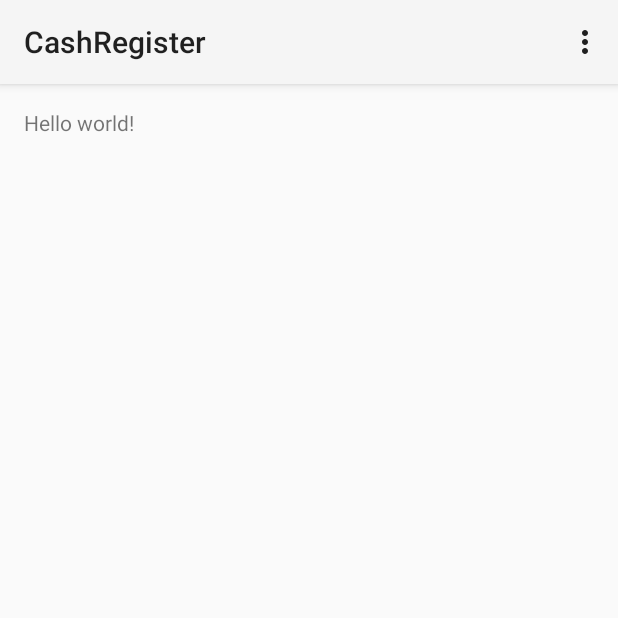
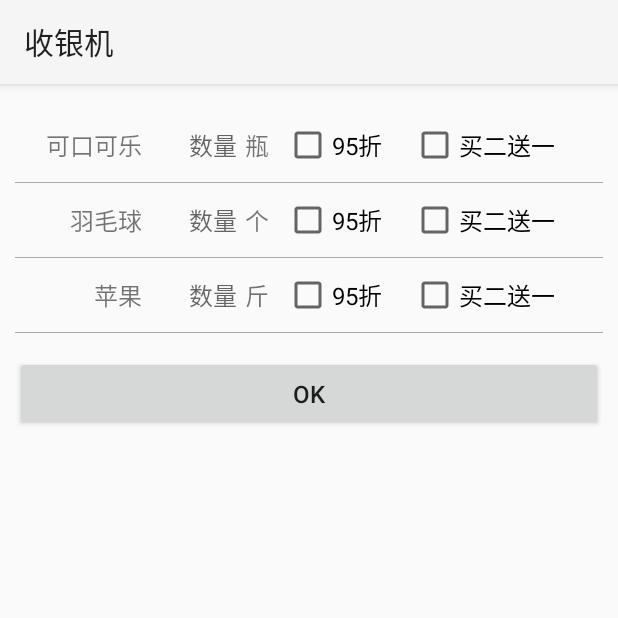
Before and after one commit to WJRye/CashRegister, an Android app: the screen it shows after launch (MainActivity), on a phone screen of 412 x 824 dp, the top half of it. Run offline under Robolectric (Android 15) with nearby library versions, the phone set to English and light mode, and no system bars.

Commit message:
定义好了界面“

```diff
--- a/CashRegister/app/build.gradle
+++ b/CashRegister/app/build.gradle
@@ -6,7 +6,7 @@ android {
 
     defaultConfig {
         applicationId "com.wj.cashregister"
-        minSdkVersion 11
+        minSdkVersion 14
         targetSdkVersion 23
         versionCode 1
         versionName "1.0"
--- a/CashRegister/app/src/main/AndroidManifest.xml
+++ b/CashRegister/app/src/main/AndroidManifest.xml
@@ -1,19 +1,21 @@
 <?xml version="1.0" encoding="utf-8"?>
 <manifest xmlns:android="http://schemas.android.com/apk/res/android"
-    package="com.wj.cashregister" >
+          package="com.wj.cashregister">
 
     <application
         android:allowBackup="true"
         android:icon="@drawable/ic_launcher"
         android:label="@string/app_name"
-        android:theme="@style/AppTheme" >
+        android:theme="@style/AppTheme">
         <activity
+            android:clearTaskOnLaunch="false"
+            android:screenOrientation="portrait"
             android:name=".MainActivity"
-            android:label="@string/app_name" >
+            android:label="@string/app_name">
             <intent-filter>
-                <action android:name="android.intent.action.MAIN" />
+                <action android:name="android.intent.action.MAIN"/>
 
-                <category android:name="android.intent.category.LAUNCHER" />
+                <category android:name="android.intent.category.LAUNCHER"/>
             </intent-filter>
         </activity>
     </application>
--- a/CashRegister/app/src/main/java/com/wj/cashregister/MainActivity.java
+++ b/CashRegister/app/src/main/java/com/wj/cashregister/MainActivity.java
@@ -4,21 +4,119 @@ import android.app.Activity;
 import android.os.Bundle;
 import android.view.Menu;
 import android.view.MenuItem;
+import android.view.View;
+import android.widget.CheckBox;
+import android.widget.EditText;
+import android.widget.TextView;
+import android.widget.Toast;
+
+import com.wj.cashregister.db.GoodsDao;
+import com.wj.cashregister.model.Goods;
+
+import java.util.ArrayList;
+import java.util.List;
 
 
 public class MainActivity extends Activity {
+    private final String BARCODE_BADMINTON = "ITEM000001";
+    private final String BARCODE_APPLE = "ITEM000003";
+    private final String BARCODE_COCACALA = "ITEM000005";
+    private EditText mCocaCalaCountView, mBadmintonCountView, mAppleCountView;
+    private CheckBox mCocaCalaDiscountView, mBadmintonDiscountView, mAppleDiscountView;
+    private CheckBox mCocaCalaFreeView, mBadmintonFreeView, mAppleFreeView;
 
     @Override
     protected void onCreate(Bundle savedInstanceState) {
         super.onCreate(savedInstanceState);
         setContentView(R.layout.activity_main);
+        initViews();
+        initData();
     }
 
+    private void initData() {
+        GoodsDao goodsDao = GoodsDao.getInstance(this);
+        List<Goods> goodses = new ArrayList<>(3);
+
+        Goods badminton = new Goods();
+        badminton.setBarCode(BARCODE_BADMINTON);
+        badminton.setName("羽毛球");
+        badminton.setUnit("个");
+        badminton.setPrice(1.00f);
+        goodses.add(badminton);
+
+        Goods apple = new Goods();
+        apple.setBarCode(BARCODE_APPLE);
+        apple.setName("苹果");
+        apple.setUnit("斤");
+        apple.setPrice(5.50f);
+        goodses.add(apple);
+
+        Goods cocaCala = new Goods();
+        cocaCala.setBarCode(BARCODE_COCACALA);
+        cocaCala.setName("可口可乐");
+        cocaCala.setUnit("瓶");
+        cocaCala.setPrice(3.00f);
+        goodses.add(cocaCala);
+
+        try {
+            goodsDao.insertGoodses(goodses);
+        } catch (Exception e) {
+            e.printStackTrace();
+        }
+    }
+
+    private void initViews() {
+        getActionBar().setDisplayShowHomeEnabled(false);
+        int[] layoutIds = {R.id.goods_cocacala, R.id.goods_badminton, R.id.goods_apple};
+        int[] nameStringIds = {R.string.goods_cocacala, R.string.goods_badminton, R.string.goods_apple};
+        int[] unitStringIds = {R.string.goods_cocacala_unit, R.string.goods_badminton_unit, R.string.goods_apple_unit};
+        EditText[] countViews = {mCocaCalaCountView, mBadmintonCountView, mAppleCountView};
+        CheckBox[] discountViews = {mCocaCalaDiscountView, mBadmintonDiscountView, mAppleDiscountView};
+        CheckBox[] freeViews = {mCocaCalaFreeView, mBadmintonFreeView, mAppleFreeView};
+        int length = 3;
+        for (int i = 0; i < length; i++) {
+            View rootView = findViewById(layoutIds[i]);
+            ((TextView) rootView.findViewById(R.id.goods_item_name)).setText(nameStringIds[i]);
+            ((TextView) rootView.findViewById(R.id.goods_item_unit)).setText(unitStringIds[i]);
+            countViews[i] = (EditText) rootView.findViewById(R.id.goods_item_count);
+            discountViews[i] = (CheckBox) rootView.findViewById(R.id.goods_item_discount);
+            freeViews[i] = (CheckBox) rootView.findViewById(R.id.goods_item_free);
+        }
+    }
+
+
+    public void onClick(View v) {
+        int id = v.getId();
+        switch (id) {
+            case R.id.ok: {
+                String cocaCalaCount = mCocaCalaCountView.getText().toString();
+                String badmintonCount = mBadmintonCountView.getText().toString();
+                String appleCount = mAppleCountView.getText().toString();
+                if (isCountEmpty(cocaCalaCount) || isCountEmpty(badmintonCount) || isCountEmpty(appleCount)) {
+                    Toast.makeText(this, R.string.goods_count_warning, Toast.LENGTH_SHORT).show();
+                    return;
+                }
+
+                break;
+            }
+            default:
+                break;
+
+        }
+
+    }
+
+    private boolean isCountEmpty(String count) {
+        if (count == null || "".equals(count.trim())) {
+            return false;
+        }
+        return true;
+    }
 
     @Override
     public boolean onCreateOptionsMenu(Menu menu) {
         // Inflate the menu; this adds items to the action bar if it is present.
-        getMenuInflater().inflate(R.menu.menu_main, menu);
+//        getMenuInflater().inflate(R.menu.menu_main, menu);
         return true;
     }
 
--- a/CashRegister/app/src/main/res/layout/activity_main.xml
+++ b/CashRegister/app/src/main/res/layout/activity_main.xml
@@ -1,4 +1,4 @@
-<RelativeLayout xmlns:android="http://schemas.android.com/apk/res/android"
+<LinearLayout xmlns:android="http://schemas.android.com/apk/res/android"
               xmlns:tools="http://schemas.android.com/tools"
               android:layout_width="match_parent"
               android:layout_height="match_parent"
@@ -6,11 +6,32 @@
               android:paddingRight="@dimen/activity_horizontal_margin"
               android:paddingTop="@dimen/activity_vertical_margin"
               android:paddingBottom="@dimen/activity_vertical_margin"
+              android:orientation="vertical"
               tools:context=".MainActivity">
 
-    <TextView
-        android:text="@string/hello_world"
-        android:layout_width="wrap_content"
-        android:layout_height="wrap_content"/>
+    <include
+        layout="@layout/goods_item"
+        android:id="@+id/goods_cocacala"
+        />
 
-</RelativeLayout>
+    <include
+        layout="@layout/goods_item"
+        android:id="@+id/goods_badminton"
+        />
+
+    <include
+        layout="@layout/goods_item"
+        android:id="@+id/goods_apple"
+        />
+
+    <Button
+        android:onClick="onClick"
+        android:layout_marginTop="@dimen/margin_15dp"
+        android:id="@+id/ok"
+        android:gravity="center"
+        android:textSize="@dimen/textSize_16sp"
+        android:text="@android:string/ok"
+        android:layout_width="match_parent"
+        android:layout_height="@dimen/size_50dp"/>
+
+</LinearLayout>
--- /dev/null
+++ b/CashRegister/app/src/main/res/layout/goods_item.xml
@@ -0,0 +1,72 @@
+<?xml version="1.0" encoding="utf-8"?>
+
+<FrameLayout xmlns:android="http://schemas.android.com/apk/res/android"
+             android:layout_width="match_parent"
+             android:layout_height="wrap_content">
+
+    <LinearLayout
+        android:orientation="horizontal"
+        android:layout_width="match_parent"
+        android:layout_height="@dimen/size_50dp">
+
+        <TextView
+            android:layout_weight="1"
+            android:id="@+id/goods_item_name"
+            android:textSize="@dimen/textSize_16sp"
+            android:layout_gravity="left"
+            android:gravity="center_vertical|right"
+            android:layout_width="0dp"
+            android:layout_height="match_parent"/>
+
+        <EditText
+            android:singleLine="true"
+            android:id="@+id/goods_item_count"
+            android:textSize="@dimen/textSize_16sp"
+            android:hint="@string/goods_item_count"
+            android:inputType="number"
+            android:background="@null"
+            android:gravity="center_vertical|right"
+            android:layout_weight="0.75"
+            android:layout_width="0dp"
+            android:layout_height="match_parent"/>
+
+        <TextView
+            android:layout_marginRight="@dimen/margin_10dp"
+            android:layout_marginLeft="@dimen/margin_5dp"
+            android:id="@+id/goods_item_unit"
+            android:textSize="@dimen/textSize_16sp"
+            android:gravity="center_vertical"
+            android:layout_width="wrap_content"
+            android:layout_height="match_parent"/>
+
+
+        <CheckBox
+            android:checked="false"
+            android:padding="0dp"
+            android:id="@+id/goods_item_discount"
+            android:textSize="@dimen/textSize_16sp"
+            android:text="@string/goods_item_discount"
+            android:gravity="left|center_vertical"
+            android:layout_weight="1"
+            android:layout_width="0dp"
+            android:layout_height="match_parent"/>
+
+        <CheckBox
+            android:checked="false"
+            android:padding="0dp"
+            android:id="@+id/goods_item_free"
+            android:textSize="@dimen/textSize_16sp"
+            android:text="@string/goods_item_free"
+            android:gravity="left|center_vertical"
+            android:layout_weight="1.5"
+            android:layout_width="0dp"
+            android:layout_height="match_parent"/>
+
+    </LinearLayout>
+
+    <View
+        android:layout_gravity="bottom"
+        android:background="@android:color/darker_gray"
+        android:layout_width="match_parent"
+        android:layout_height="@dimen/line_0.5dp"/>
+</FrameLayout>
--- a/CashRegister/app/src/main/res/values/dimens.xml
+++ b/CashRegister/app/src/main/res/values/dimens.xml
@@ -1,5 +1,12 @@
 <resources>
     <!-- Default screen margins, per the Android Design guidelines. -->
-    <dimen name="activity_horizontal_margin">16dp</dimen>
+    <dimen name="activity_horizontal_margin">10dp</dimen>
     <dimen name="activity_vertical_margin">16dp</dimen>
+    <dimen name="size_50dp">50dp</dimen>
+    <dimen name="textSize_18sp">18sp</dimen>
+    <dimen name="textSize_16sp">16sp</dimen>
+    <dimen name="line_0.5dp">0.5dp</dimen>
+    <dimen name="margin_15dp">15dp</dimen>
+    <dimen name="margin_10dp">10dp</dimen>
+    <dimen name="margin_5dp">5dp</dimen>
 </resources>
--- a/CashRegister/app/src/main/res/values/strings.xml
+++ b/CashRegister/app/src/main/res/values/strings.xml
@@ -1,8 +1,17 @@
 <?xml version="1.0" encoding="utf-8"?>
 <resources>
 
-    <string name="app_name">CashRegister</string>
+    <string name="app_name">收银机</string>
     <string name="hello_world">Hello world!</string>
     <string name="action_settings">Settings</string>
-
+    <string name="goods_item_count">数量</string>
+    <string name="goods_item_discount">95折</string>
+    <string name="goods_item_free">买二送一</string>
+    <string name="goods_cocacala">可口可乐</string>
+    <string name="goods_badminton">羽毛球</string>
+    <string name="goods_apple">苹果</string>
+    <string name="goods_cocacala_unit">瓶</string>
+    <string name="goods_badminton_unit">个</string>
+    <string name="goods_apple_unit">斤</string>
+    <string name="goods_count_warning">商品数量不能为空！</string>
 </resources>
--- a/CashRegister/app/src/main/res/values/styles.xml
+++ b/CashRegister/app/src/main/res/values/styles.xml
@@ -3,6 +3,7 @@
     <!-- Base application theme. -->
     <style name="AppTheme" parent="android:Theme.Holo.Light.DarkActionBar">
         <!-- Customize your theme here. -->
+
     </style>
 
 </resources>
```
Lines whose indentation alone changed are shown as unchanged.
